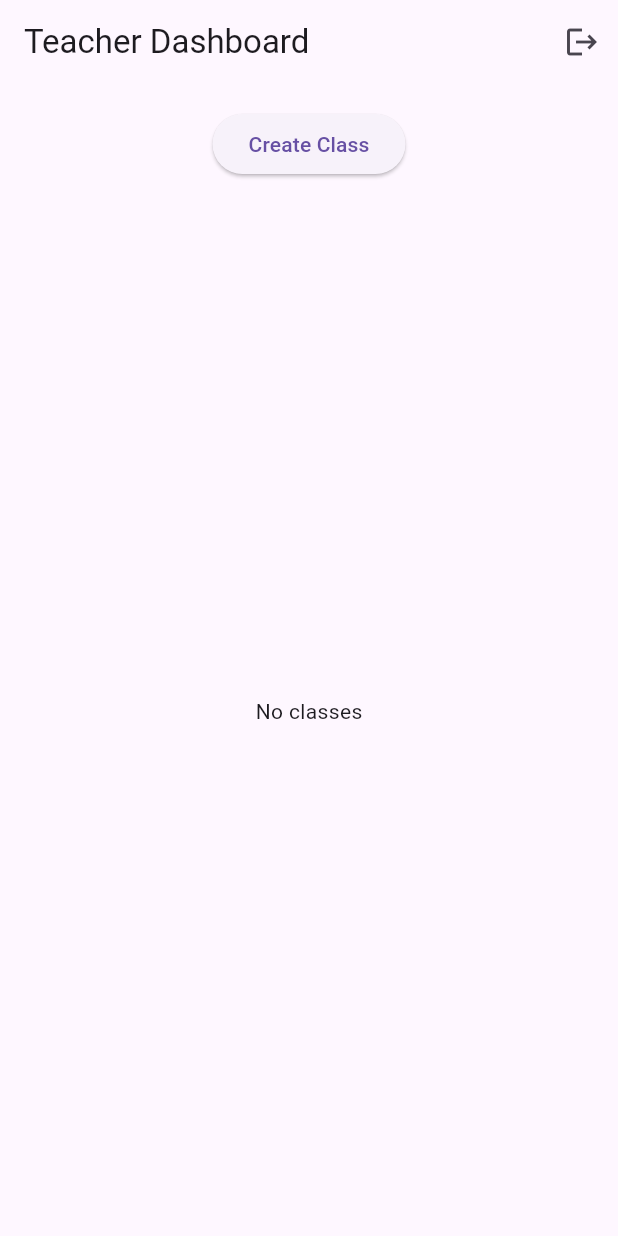
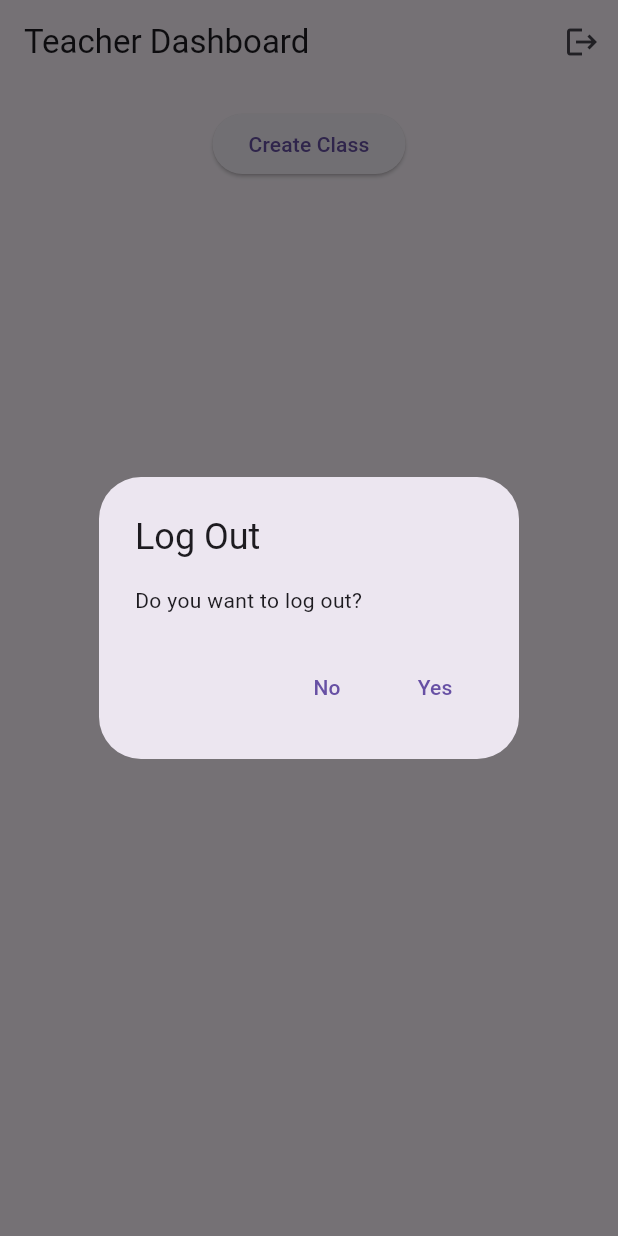
Before and after one commit to YuzuuDev/attendancesheyt, a Flutter app: the TeacherDashboard screen opened directly, after a tap on the "logout" icon, on a phone screen of 412 x 824 dp. Run offline on Flutter 3.47's test engine with Material 3 defaults, Android fonts, the phone set to English and light mode, and no system bars; our stand-ins replace supabase_flutter; accounts and stored records are empty.

Commit message:
Update teacher_dashboard.dart

```diff
--- a/lib/screens/teachers/teacher_dashboard.dart
+++ b/lib/screens/teachers/teacher_dashboard.dart
@@ -31,9 +31,33 @@ class _TeacherDashboardState extends State<TeacherDashboard> {
   }
 
   void _logout() async {
-    await authService.signOut();
-    Navigator.pushReplacementNamed(context, '/login');
+    final shouldLogout = await showDialog<bool>(
+      context: context,
+      builder: (_) => AlertDialog(
+        title: const Text("Log Out"),
+        content: const Text("Do you want to log out?"),
+        actions: [
+          TextButton(
+            onPressed: () => Navigator.pop(context, false),
+            child: const Text("No"),
+          ),
+          TextButton(
+            onPressed: () => Navigator.pop(context, true),
+            child: const Text("Yes"),
+          ),
+        ],
+      ),
+    );
+
+    if (shouldLogout == true) {
+      await authService.signOut();
+      Navigator.pushReplacement(
+        context,
+        MaterialPageRoute(builder: (_) => LoginScreen()),
+      );
+    }
   }
+
 
   void _showStudents(String classId, String className) async {
     // ✅ Show a loading dialog first
```
